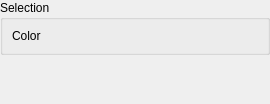
Old version of the form src/SelectionLayerWidget.ui in the repository ManiVaultStudio/ImageViewerPlugin.
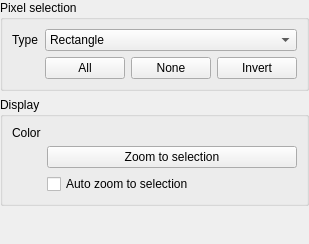
New version of the form. Custom widgets are drawn as their Qt base class.

Commit message: Work on selection layer ui

```diff
--- a/src/SelectionLayerWidget.ui
+++ b/src/SelectionLayerWidget.ui
@@ -9,8 +9,8 @@
    <rect>
     <x>0</x>
     <y>0</y>
-    <width>270</width>
-    <height>104</height>
+    <width>300</width>
+    <height>244</height>
    </rect>
   </property>
   <property name="sizePolicy">
@@ -44,22 +44,12 @@
    <property name="bottomMargin">
     <number>10</number>
    </property>
-   <item row="0" column="0">
-    <widget class="QGroupBox" name="groupBox">
+   <item row="2" column="0">
+    <widget class="QGroupBox" name="displayGroupBox">
      <property name="title">
-      <string>Selection</string>
+      <string>Display</string>
      </property>
-     <layout class="QGridLayout" name="gridLayout_3">
-      <item row="0" column="0">
-       <widget class="QLabel" name="colorLabel">
-        <property name="enabled">
-         <bool>true</bool>
-        </property>
-        <property name="text">
-         <string>Color</string>
-        </property>
-       </widget>
-      </item>
+     <layout class="QGridLayout" name="gridLayout_2">
       <item row="0" column="1">
        <widget class="ColorPickerPushButton" name="colorPickerPushButton" native="true">
         <property name="enabled">
@@ -73,10 +63,114 @@
         </property>
        </widget>
       </item>
+      <item row="2" column="1">
+       <widget class="QCheckBox" name="autoZoomToSelectionCheckBox">
+        <property name="text">
+         <string>Auto zoom to selection</string>
+        </property>
+       </widget>
+      </item>
+      <item row="0" column="0">
+       <widget class="QLabel" name="colorLabel">
+        <property name="enabled">
+         <bool>true</bool>
+        </property>
+        <property name="text">
+         <string>Color</string>
+        </property>
+       </widget>
+      </item>
+      <item row="1" column="1">
+       <widget class="QPushButton" name="zoomToSelectionPushButton">
+        <property name="sizePolicy">
+         <sizepolicy hsizetype="Minimum" vsizetype="Fixed">
+          <horstretch>1</horstretch>
+          <verstretch>0</verstretch>
+         </sizepolicy>
+        </property>
+        <property name="text">
+         <string>Zoom to selection</string>
+        </property>
+       </widget>
+      </item>
      </layout>
     </widget>
    </item>
-   <item row="1" column="0">
+   <item row="0" column="0">
+    <widget class="QGroupBox" name="pixelSelectionGroupBox">
+     <property name="title">
+      <string>Pixel selection</string>
+     </property>
+     <layout class="QGridLayout" name="gridLayout_3">
+      <item row="4" column="1">
+       <layout class="QHBoxLayout" name="selectionModifierHorizontalLayout">
+        <property name="bottomMargin">
+         <number>0</number>
+        </property>
+        <item>
+         <widget class="QPushButton" name="selectAllPushButton">
+          <property name="text">
+           <string>All</string>
+          </property>
+         </widget>
+        </item>
+        <item>
+         <widget class="QPushButton" name="selectNonePushButton">
+          <property name="text">
+           <string>None</string>
+          </property>
+         </widget>
+        </item>
+        <item>
+         <widget class="QPushButton" name="invertSelectionPushButton">
+          <property name="text">
+           <string>Invert</string>
+          </property>
+         </widget>
+        </item>
+       </layout>
+      </item>
+      <item row="3" column="1">
+       <widget class="QComboBox" name="comboBox">
+        <property name="sizePolicy">
+         <sizepolicy hsizetype="Preferred" vsizetype="Fixed">
+          <horstretch>1</horstretch>
+          <verstretch>0</verstretch>
+         </sizepolicy>
+        </property>
+        <item>
+         <property name="text">
+          <string>Rectangle</string>
+         </property>
+        </item>
+        <item>
+         <property name="text">
+          <string>Brush</string>
+         </property>
+        </item>
+        <item>
+         <property name="text">
+          <string>Polygon</string>
+         </property>
+        </item>
+        <item>
+         <property name="text">
+          <string>Lasso</string>
+         </property>
+        </item>
+       </widget>
+      </item>
+      <item row="3" column="0">
+       <widget class="QLabel" name="pixelSelectionTypeLabel">
+        <property name="text">
+         <string>Type</string>
+        </property>
+       </widget>
+      </item>
+     </layout>
+    </widget>
+   </item>
+   <item row="3" column="0">
     <spacer name="verticalSpacer">
      <property name="orientation">
       <enum>Qt::Vertical</enum>
```
The commit also changes 8 other files.
